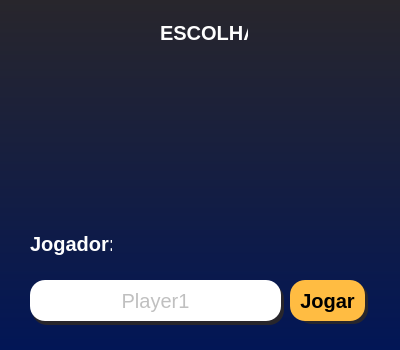
Old version of the form Escolha.ui in the repository PabloBezerra/Primeiro-game.
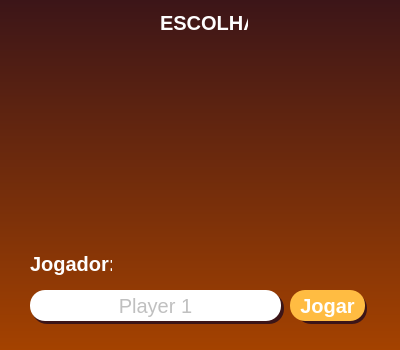
New version of the form.

The edit to the form file:
```diff
--- a/Escolha.ui
+++ b/Escolha.ui
@@ -14,9 +14,8 @@
    <string>Escolha</string>
   </property>
   <property name="styleSheet">
-   <string notr="true">background-color: qlineargradient(spread:pad, x1:1, y1:1, x2:1, y2:0, stop:0 rgba(2, 22, 86, 255), stop:1 rgba(40, 38, 44, 255));
-border-radius:20px;
-</string>
+   <string notr="true">background-color: qlineargradient(spread:pad, x1:1, y1:1, x2:1, y2:0, stop:0 rgba(164, 66, 0, 255), stop:1 rgba(60, 21, 24, 255));
+border-radius:20px;</string>
   </property>
   <widget class="QWidget" name="centralwidget">
    <widget class="QLabel" name="caixaX">
@@ -57,7 +56,7 @@
     <property name="geometry">
      <rect>
       <x>160</x>
-      <y>20</y>
+      <y>10</y>
       <width>88</width>
       <height>27</height>
      </rect>
@@ -119,9 +118,9 @@
     <property name="geometry">
      <rect>
       <x>290</x>
-      <y>280</y>
+      <y>290</y>
       <width>75</width>
-      <height>41</height>
+      <height>31</height>
      </rect>
     </property>
     <property name="font">
@@ -130,9 +129,15 @@
       <bold>true</bold>
      </font>
     </property>
+    <property name="cursor">
+     <cursorShape>PointingHandCursor</cursorShape>
+    </property>
+    <property name="layoutDirection">
+     <enum>Qt::LeftToRight</enum>
+    </property>
     <property name="styleSheet">
      <string notr="true">background-color: rgb(255, 188, 66);
-color: rgbrgb(40, 38, 44);
+color: rgba(255, 255, 255, 254);
 border-radius: 15px;
 font-size:20px</string>
     </property>
@@ -144,7 +149,7 @@
     <property name="geometry">
      <rect>
       <x>30</x>
-      <y>230</y>
+      <y>250</y>
       <width>82</width>
       <height>27</height>
      </rect>
@@ -168,13 +173,13 @@
     <property name="geometry">
      <rect>
       <x>32</x>
-      <y>284</y>
+      <y>293</y>
       <width>252</width>
-      <height>41</height>
+      <height>31</height>
      </rect>
     </property>
     <property name="styleSheet">
-     <string notr="true">background-color:rgb(40, 38, 44);
+     <string notr="true">background-color: rgb(60, 21, 24);
 color: rgb(40, 38, 44);
 border-radius:15px</string>
     </property>
@@ -185,14 +190,14 @@
    <widget class="QLabel" name="label_4">
     <property name="geometry">
      <rect>
-      <x>297</x>
-      <y>283</y>
+      <x>296</x>
+      <y>293</y>
       <width>71</width>
-      <height>41</height>
+      <height>31</height>
      </rect>
     </property>
     <property name="styleSheet">
-     <string notr="true">background-color:rgb(40, 38, 44);
+     <string notr="true">background-color: rgb(60, 21, 24);
 color: rgb(40, 38, 44);
 border-radius:15px</string>
     </property>
@@ -204,9 +209,9 @@
     <property name="geometry">
      <rect>
       <x>30</x>
-      <y>280</y>
+      <y>290</y>
       <width>251</width>
-      <height>41</height>
+      <height>31</height>
      </rect>
     </property>
     <property name="styleSheet">
@@ -219,7 +224,28 @@
      <set>Qt::AlignCenter</set>
     </property>
     <property name="placeholderText">
-     <string>Player1</string>
+     <string>Player 1</string>
+    </property>
+   </widget>
+   <widget class="QLabel" name="erro_escolha">
+    <property name="geometry">
+     <rect>
+      <x>80</x>
+      <y>220</y>
+      <width>231</width>
+      <height>21</height>
+     </rect>
+    </property>
+    <property name="styleSheet">
+     <string notr="true">background-color: rgba(255, 255, 255, 0);
+color: rgb(249, 29, 40);
+font-size:20px</string>
+    </property>
+    <property name="text">
+     <string/>
+    </property>
+    <property name="alignment">
+     <set>Qt::AlignCenter</set>
     </property>
    </widget>
    <zorder>label_4</zorder>
```
Left out of the diff: 1 changed line with no effect on the pictures.
